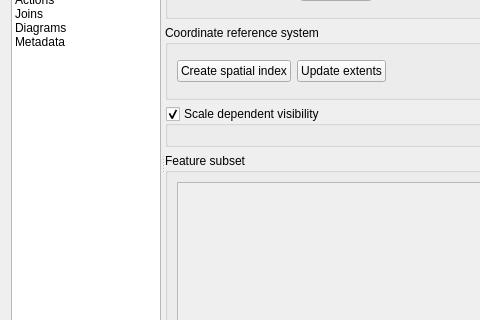
qgis/QGIS, file src/ui/qgsvectorlayerpropertiesbase.ui: the form before one commit; both pictures show x 0 to 480 and y 117 to 437 of the 904 by 588 pixel window.
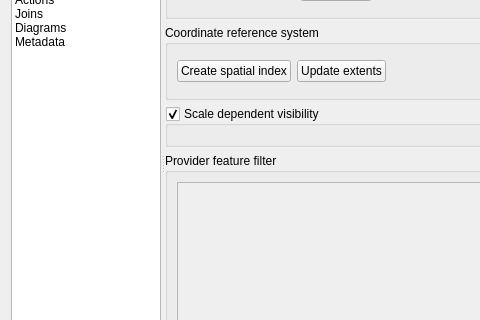
The form after the commit. Icons and pictures are not drawn. Custom widgets are drawn as their Qt base class.

The edit to the form file:
```diff
--- a/src/ui/qgsvectorlayerpropertiesbase.ui
+++ b/src/ui/qgsvectorlayerpropertiesbase.ui
@@ -501,7 +501,7 @@
                   </sizepolicy>
                  </property>
                  <property name="title">
-                  <string>Feature subset</string>
+                  <string>Provider feature filter</string>
                  </property>
                  <layout class="QGridLayout" name="gridLayout_4">
                   <item row="1" column="1">
```
